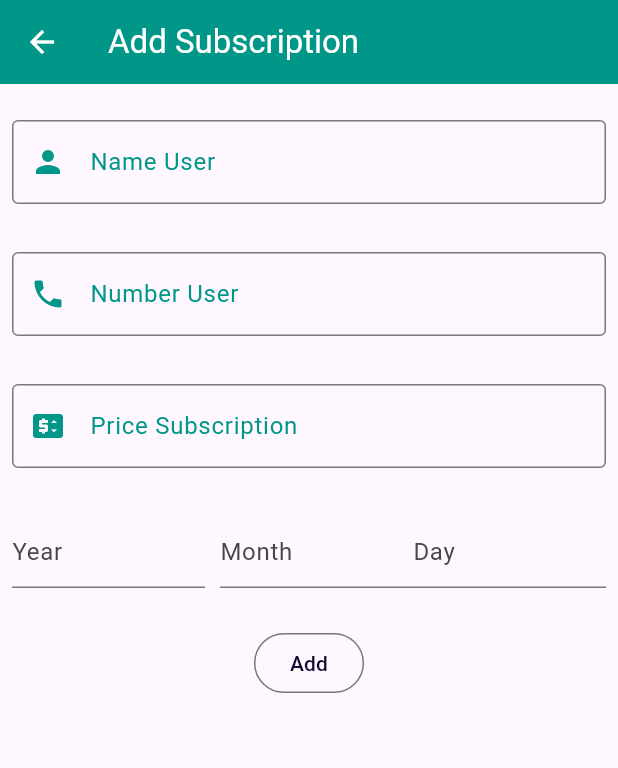
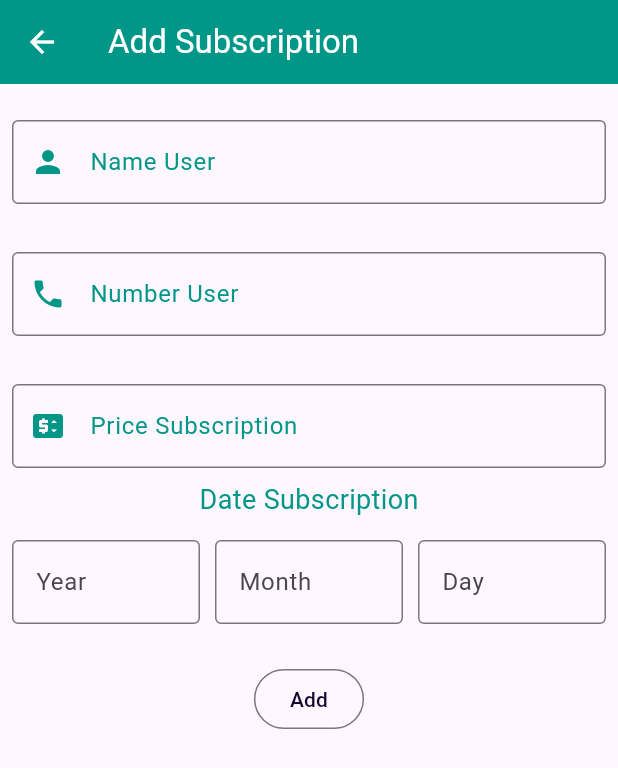
Before and after one commit to Alqdees/Subscription-Manager, a Flutter app: the AddItem screen opened directly, on a phone screen of 412 x 824 dp. Shown: the top 768 px of the screen. Run offline on Flutter 3.47's test engine with Material 3 defaults, Android fonts, the phone set to English and light mode, and no system bars; our stand-ins replace get, sqflite, sqflite_common_ffi; missing offline and left inert: dart:ffi; accounts and stored records are empty.

Commit message:
convert date to time stamp

```diff
--- a/lib/Model/DataBaseApp/DataBaseSqflite.dart
+++ b/lib/Model/DataBaseApp/DataBaseSqflite.dart
@@ -1,9 +1,6 @@
 
 import 'dart:io';
-
 import 'package:path/path.dart';
-import 'package:flutter/foundation.dart';
-import 'package:flutter/services.dart';
 import 'package:sqflite/sqflite.dart';
 import 'package:sqflite_common_ffi/sqflite_ffi.dart';
 
--- a/lib/View/pages/Add_Item.dart
+++ b/lib/View/pages/Add_Item.dart
@@ -1,3 +1,5 @@
+import 'dart:ffi';
+
 import 'package:flutter/material.dart';
 import 'package:get/get.dart';
 import 'package:subscription_manager/Control/GetController.dart';
@@ -9,6 +11,8 @@ import '../widget/TextField.dart';
 
 class AddItem extends StatelessWidget {
   DataBaseSqflite? data;
+  DateTime? date1;
+  String? _timestamp;
 
   TextEditingController name = TextEditingController();
 
@@ -16,12 +20,14 @@ class AddItem extends StatelessWidget {
 
   TextEditingController price = TextEditingController();
 
-  TextEditingController date = TextEditingController();
-  TextEditingController dateM = TextEditingController();
+  TextEditingController year = TextEditingController();
+  TextEditingController month = TextEditingController();
+  TextEditingController day = TextEditingController();
   AddItem({super.key});
   @override
   Widget build(BuildContext context) {
     data = DataBaseSqflite();
+
     return GetBuilder<GetController>(
       init: GetController(),
       builder: (controller) {
@@ -69,18 +75,31 @@ class AddItem extends StatelessWidget {
                 icons: Icons.price_change,
                 text: price,
               ),
-              const SizedBox(
-                height: 16,
+              SizedBox(
+                height: 32,
+                child: Text(
+                  S.of(context).date,
+                  style: TextStyle(
+                    color: ColorUsed.primaryColor,
+                    fontSize: 18,
+                  ),
+                ),
               ),
               Padding(
-                padding: const EdgeInsets.all(8.0),
+                padding: const EdgeInsets.all(8),
                 child: Row(
                   children: [
                     Expanded(
                       child: TextField(
-                        controller: date,
+                        controller: year,
                         decoration: InputDecoration(
                           hintText: S.of(context).year,
+                          border: const OutlineInputBorder(),
+                          focusedBorder: OutlineInputBorder(
+                            borderSide: BorderSide(
+                              color: ColorUsed.primaryColor,
+                            ),
+                          ),
                         ),
                       ),
                     ),
@@ -88,17 +107,30 @@ class AddItem extends StatelessWidget {
                         width: 10), // Add some space between text fields
                     Expanded(
                       child: TextField(
-                        controller: dateM,
-                        decoration:  InputDecoration(
+                        controller: month,
+                        decoration: InputDecoration(
                           hintText: S.of(context).month,
+                          border: const OutlineInputBorder(),
+                          focusedBorder: OutlineInputBorder(
+                            borderSide: BorderSide(
+                              color: ColorUsed.primaryColor,
+                            ),
+                          ),
                         ),
                       ),
                     ),
+                    const SizedBox(width: 10),
                     Expanded(
                       child: TextField(
-                        controller: dateM,
-                        decoration:  InputDecoration(
+                        controller: day,
+                        decoration: InputDecoration(
                           hintText: S.of(context).day,
+                          border: const OutlineInputBorder(),
+                          focusedBorder: OutlineInputBorder(
+                            borderSide: BorderSide(
+                              color: ColorUsed.primaryColor,
+                            ),
+                          ),
                         ),
                       ),
                     ),
@@ -110,18 +142,24 @@ class AddItem extends StatelessWidget {
               ),
               OutlinedButton(
                 onPressed: () async {
+                  date1 = DateTime(int.parse(year.text), int.parse(month.text),
+                      int.parse(day.text));
+                  _timestamp = date1!.millisecondsSinceEpoch.toString();
+                  print('this is time stampe ______ $_timestamp');
                   controller.addItems(
                     {
                       DataBaseSqflite.name: name.text,
                       DataBaseSqflite.number: number.text,
                       DataBaseSqflite.price: price.text,
-                      DataBaseSqflite.date: date.text,
+                      DataBaseSqflite.date: _timestamp,
                     },
                   );
                   name.clear();
                   number.clear();
                   price.clear();
-                  date.clear();
+                  year.clear();
+                  month.clear();
+                  day.clear();
                   controller.update();
                 },
                 child: Text(
--- a/lib/View/widget/AllItems.dart
+++ b/lib/View/widget/AllItems.dart
@@ -1,5 +1,5 @@
 import 'package:flutter/material.dart';
-import 'package:subscription_manager/View/Colors/Colors.dart';
+
 
 // ignore: must_be_immutable
 class AllItems extends StatelessWidget {
```
Also changed, not shown: lib/View/NavDrawar/NavDrawar.dart (+7 -5 lines).
